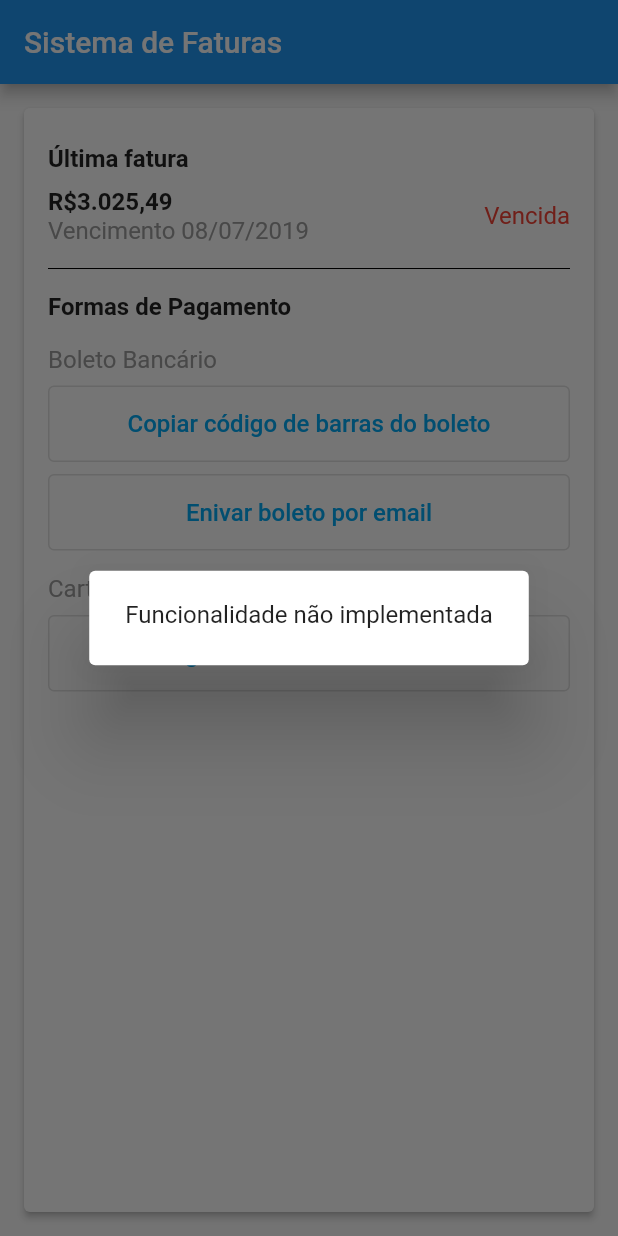
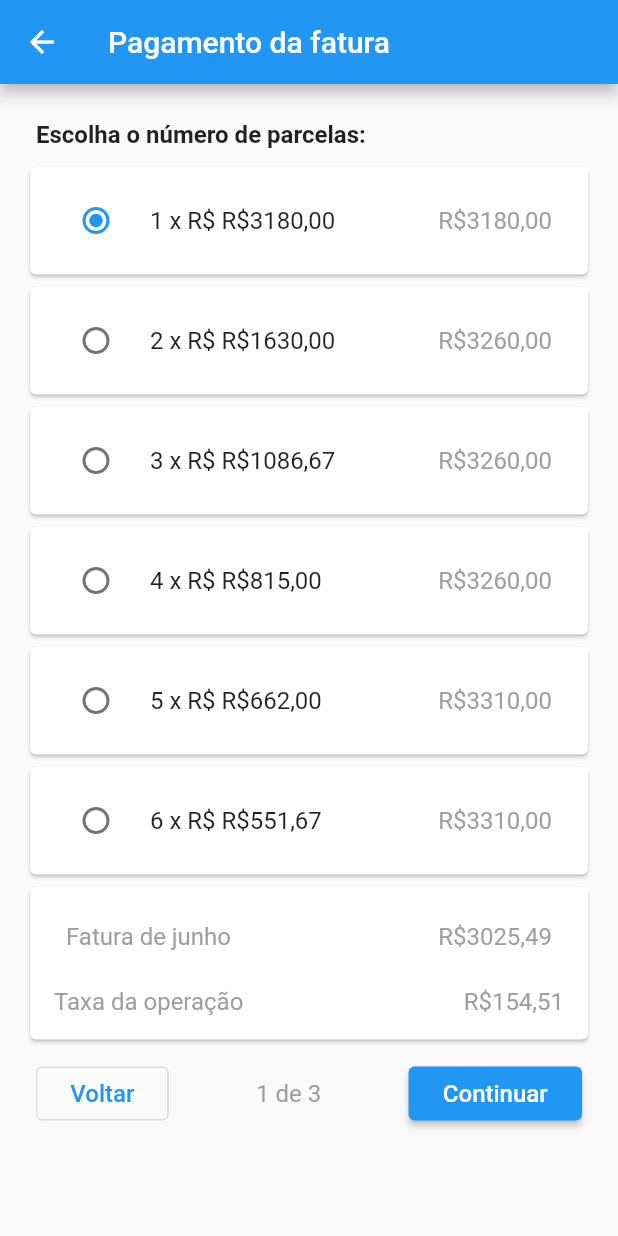
Before and after one commit to rafaeleiki/flutter-faturas, a Flutter app: the screen it shows after launch, after a tap on "Pagar com cartão de crédito", on a phone screen of 412 x 824 dp. Run offline on Flutter 3.47's test engine with Material 2 defaults, Android fonts, the phone set to English and light mode, and no system bars.

Commit message:
Created static payment options page

```diff
--- a/lib/main.dart
+++ b/lib/main.dart
@@ -1,3 +1,4 @@
+import 'package:faturas/payment-options/view/screens/payment_options.dart';
 import 'package:flutter/cupertino.dart';
 import 'package:flutter/material.dart';
 import 'package:flutter/painting.dart';
@@ -29,6 +30,9 @@ class Faturas extends StatelessWidget {
       home: const Home(),
       theme: ThemeData(
           textTheme: defaultTextStyle,
+          buttonBarTheme: const ButtonBarThemeData(
+            alignment: MainAxisAlignment.spaceBetween,
+          )
       ),
     );
   }
@@ -80,7 +84,9 @@ class Home extends StatelessWidget {
                         verticalDirection: VerticalDirection.down,
                         children: [
                           Text('R\$3.025,49', style: boldTextStyle),
-                          const Text('Vencimento 08/07/2019',),
+                          const Text(
+                            'Vencimento 08/07/2019',
+                          ),
                         ],
                       ),
                     ),
@@ -103,18 +109,18 @@ class Home extends StatelessWidget {
                 ),
                 const SizedBox(height: 16.0),
                 const Align(
-                    alignment: Alignment.centerLeft,
-                    child: Text('Boleto Bancário'),
+                  alignment: Alignment.centerLeft,
+                  child: Text('Boleto Bancário'),
                 ),
                 const SizedBox(height: 8.0),
                 const AppButton(
-                    'Copiar código de barras do boleto',
-                    key: Key('copy_button'),
+                  text: 'Copiar código de barras do boleto',
+                  key: Key('copy_button'),
                 ),
                 const SizedBox(height: 8.0),
                 const AppButton(
-                    'Enivar boleto por email',
-                    key: Key('send_boleto_button'),
+                  text: 'Enivar boleto por email',
+                  key: Key('send_boleto_button'),
                 ),
                 const SizedBox(height: 16.0),
                 const Align(
@@ -122,9 +128,15 @@ class Home extends StatelessWidget {
                   child: Text('Cartão de Crédito'),
                 ),
                 const SizedBox(height: 8.0),
-                const AppButton(
-                    'Pagar com cartão de crédito',
-                    key: Key('pay_by_credit_card_button'),
+                AppButton(
+                  text: 'Pagar com cartão de crédito',
+                  key: Key('pay_by_credit_card_button'),
+                  onPressed: (context) => {
+                    Navigator.push(
+                      context,
+                      MaterialPageRoute(builder: (context) => PaymentOptions()),
+                    )
+                  },
                 ),
               ],
             ),
@@ -136,21 +148,30 @@ class Home extends StatelessWidget {
 }
 
 class AppButton extends StatelessWidget {
-  const AppButton(this.text, {Key? key}) : super(key: key);
+  const AppButton({
+    required this.text,
+    this.onPressed,
+    Key? key
+  }) : super(key: key);
 
   final String text;
+  final Function? onPressed;
+
+  void _showDialog(BuildContext context) => showDialog(
+    context: context,
+    builder: (BuildContext context) => const AlertDialog(
+      content: Text('Funcionalidade não implementada'),
+    ),
+  );
 
   @override
   Widget build(BuildContext context) {
     TextStyle? buttonTextStyle = Theme.of(context).textTheme.button;
+    Function? onPressed = this.onPressed;
+    onPressed ??= _showDialog;
 
     return OutlinedButton(
-        onPressed: () => showDialog(
-            context: context,
-            builder: (BuildContext context) => const AlertDialog(
-              content: Text('Funcionalidade não implementada'),
-            ),
-        ),
+        onPressed: () => onPressed!(context),
         style: ElevatedButton.styleFrom(
           minimumSize: const Size(double.infinity, 0),
         ),
@@ -160,7 +181,6 @@ class AppButton extends StatelessWidget {
             text,
             style: buttonTextStyle,
           ),
-        )
-    );
+        ));
   }
 }
--- /dev/null
+++ b/lib/payment-options/view/screens/payment_options.dart
@@ -0,0 +1,165 @@
+import 'package:flutter/material.dart';
+
+class PaymentOptions extends StatelessWidget {
+  const PaymentOptions({Key? key}) : super(key: key);
+
+  @override
+  Widget build(BuildContext context) {
+    TextStyle? boldTextStyle = Theme.of(context).textTheme.bodyText1;
+
+    return Scaffold(
+      appBar: AppBar(
+        centerTitle: false,
+        title: const Text(
+          'Pagamento da fatura',
+          textAlign: TextAlign.left,
+        ),
+      ),
+      body: Container(
+        padding: const EdgeInsets.all(16.0),
+        child: Column(
+          crossAxisAlignment: CrossAxisAlignment.start,
+          children: [
+            Padding(
+              padding: const EdgeInsets.all(8.0),
+              child: Text(
+                'Escolha o número de parcelas:',
+                style: boldTextStyle,
+              ),
+            ),
+            const PaymentPortionList(),
+            Card(
+              child: Padding(
+                padding: const EdgeInsets.all(16.0),
+                child: Column(
+                  children: [
+                    Padding(
+                      padding: const EdgeInsets.all(8.0),
+                      child: Row(
+                        children: const [
+                          Text('Fatura de junho'),
+                          Spacer(),
+                          Text('R\$3025,49'),
+                        ],
+                      ),
+                    ),
+                    SizedBox(height: 16),
+                    Row(
+                      children: const [
+                        Text('Taxa da operação'),
+                        Spacer(),
+                        Text('R\$154,51'),
+                      ],
+                    ),
+                  ],
+                ),
+              ),
+            ),
+            ButtonBar(
+              children: [
+                OutlinedButton(
+                    onPressed: () => {},
+                    child: Padding(
+                      padding: const EdgeInsets.all(8.0),
+                      child: Text('Voltar'),
+                    )),
+                Text('1 de 3'),
+                ElevatedButton(
+                  onPressed: () => {},
+                  child: Padding(
+                    padding: const EdgeInsets.all(8.0),
+                    child: Text('Continuar'),
+                  ),
+                ),
+              ],
+            ),
+          ],
+        ),
+      ),
+    );
+  }
+}
+
+class PaymentPortionList extends StatelessWidget {
+  const PaymentPortionList({Key? key}) : super(key: key);
+
+  @override
+  Widget build(BuildContext context) {
+    const groupValue = 1;
+
+    return Column(
+      children: const [
+        PaymentPortionItem(
+          portionCount: 1,
+          portionValue: 3180.0,
+          totalValue: 3180.0,
+          groupValue: groupValue,
+        ),
+        PaymentPortionItem(
+          portionCount: 2,
+          portionValue: 1630.0,
+          totalValue: 3260.0,
+          groupValue: groupValue,
+        ),
+        PaymentPortionItem(
+          portionCount: 3,
+          portionValue: 1086.67,
+          totalValue: 3260.0,
+          groupValue: groupValue,
+        ),
+        PaymentPortionItem(
+          portionCount: 4,
+          portionValue: 815.0,
+          totalValue: 3260.0,
+          groupValue: groupValue,
+        ),
+        PaymentPortionItem(
+          portionCount: 5,
+          portionValue: 662.0,
+          totalValue: 3310.0,
+          groupValue: groupValue,
+        ),
+        PaymentPortionItem(
+          portionCount: 6,
+          portionValue: 551.67,
+          totalValue: 3310.0,
+          groupValue: groupValue,
+        ),
+      ],
+    );
+  }
+}
+
+class PaymentPortionItem extends StatelessWidget {
+  const PaymentPortionItem(
+      {required this.groupValue,
+      required this.portionCount,
+      required this.portionValue,
+      required this.totalValue,
+      Key? key})
+      : super(key: key);
+
+  final int groupValue;
+  final int portionCount;
+  final double portionValue;
+  final double totalValue;
+
+  String _toCurrency(double value) =>
+      'R\$${value.toStringAsFixed(2).replaceAll('.', ',')}';
+
+  @override
+  Widget build(BuildContext context) {
+    return Card(
+      child: Padding(
+        padding: const EdgeInsets.all(8.0),
+        child: RadioListTile(
+          title: Text('$portionCount x R\$ ${_toCurrency(portionValue)}'),
+          secondary: Text(_toCurrency(totalValue)),
+          value: portionCount,
+          groupValue: groupValue,
+          onChanged: (int? value) => {},
+        ),
+      ),
+    );
+  }
+}
```
